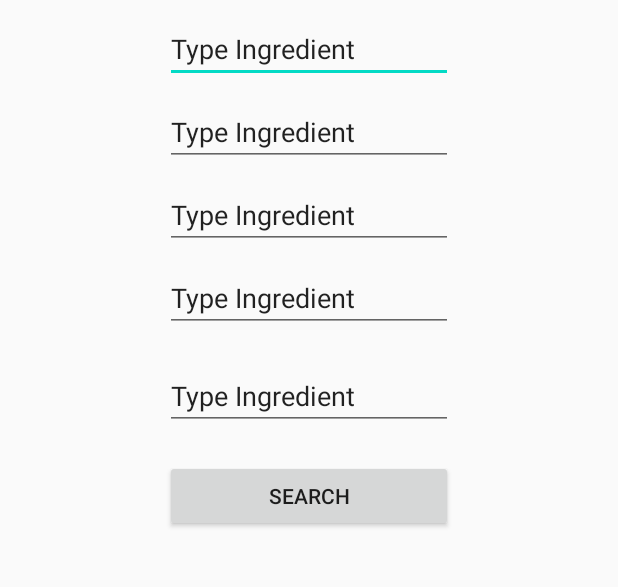
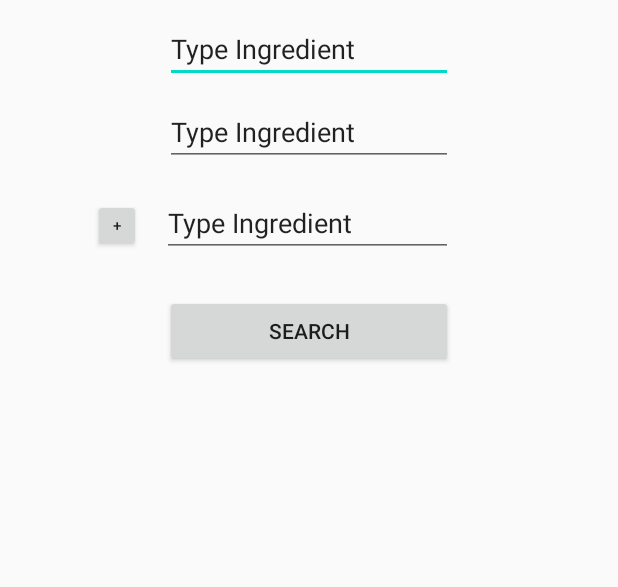
Before and after one commit to MaximKlameth/RecipeFinder, an Android app: the RecipeSearchActivity screen opened directly, with no data from a screen before it, on a phone screen of 412 x 824 dp, the part 360-947 px from its top. Run offline under Robolectric (Android 15) with nearby library versions, the phone set to English and light mode, and no system bars.

Commit message:
Add Ingredient Funktion eingefügt.

```diff
--- a/app/src/main/java/net/lehre_online/android/recipefinder1/RecipeSearchActivity.java
+++ b/app/src/main/java/net/lehre_online/android/recipefinder1/RecipeSearchActivity.java
@@ -3,10 +3,14 @@ package net.lehre_online.android.recipefinder1;
 import androidx.appcompat.app.AppCompatActivity;
 
 import android.content.Intent;
+import android.nfc.Tag;
 import android.os.Bundle;
+import android.text.Layout;
 import android.util.Log;
 import android.view.View;
 import android.widget.Button;
+import android.widget.EditText;
+import android.widget.LinearLayout;
 
 public class RecipeSearchActivity extends AppCompatActivity {
 
@@ -14,6 +18,8 @@ public class RecipeSearchActivity extends AppCompatActivity {
     static final String TAG         = "RecipeSearchActivity";
 
     private Button btnSearch;
+    private Button btnAddIngredient;
+    private Button btnAddIngredient2;
 
     @Override
     protected void onCreate(Bundle savedInstanceState) {
@@ -31,7 +37,27 @@ public class RecipeSearchActivity extends AppCompatActivity {
             }
         });
 
+        btnAddIngredient = findViewById(R.id.Button_AddIngredient);
+        btnAddIngredient.setOnClickListener(new View.OnClickListener() {
+            @Override
+            public void onClick(View v) {
+
+                onClickAddIngredient();
+            }
+        });
+
+        btnAddIngredient2 = findViewById(R.id.Button_AddIngredient2);
+        btnAddIngredient2.setOnClickListener(new View.OnClickListener() {
+            @Override
+            public void onClick(View v) {
+
+                onClickAddIngredient2();
+            }
+        });
+
         if(DBG)Log.d(TAG,MNAME +"entering...");
+
+
 
     }
 
@@ -45,4 +71,32 @@ public class RecipeSearchActivity extends AppCompatActivity {
 
         if( DBG ) Log.d( TAG, MNAME + "...exiting" );
     }
+
+    private void onClickAddIngredient() {
+
+        final String MNAME = "onClickAddIngredient";
+        if( DBG ) Log.v( TAG, MNAME + "entering..." );
+
+        Button button_AddIngredient = (Button) findViewById(R.id.Button_AddIngredient);
+        button_AddIngredient.setVisibility(View.INVISIBLE);
+
+        LinearLayout layout3_recipe_search = (LinearLayout) findViewById(R.id.layout3_recipe_search);
+        layout3_recipe_search.setVisibility(View.VISIBLE);
+
+        if( DBG ) Log.d( TAG, MNAME + "...exiting" );
+    }
+
+    private void onClickAddIngredient2() {
+
+        final String MNAME = "onClickAddIngredient2";
+        if( DBG ) Log.v( TAG, MNAME + "entering..." );
+
+        Button button_AddIngredient2 = (Button) findViewById(R.id.Button_AddIngredient2);
+        button_AddIngredient2.setVisibility(View.INVISIBLE);
+
+        EditText editText_SearchField5 = (EditText) findViewById(R.id.EditText_SearchField5);
+        editText_SearchField5.setVisibility(View.VISIBLE);
+
+        if( DBG ) Log.d( TAG, MNAME + "...exiting" );
+    }
 }
--- a/app/src/main/res/layout/activity_main.xml
+++ b/app/src/main/res/layout/activity_main.xml
@@ -1,5 +1,6 @@
 <?xml version="1.0" encoding="utf-8"?>
 <LinearLayout
+    android:id="@+id/layout_main"
     xmlns:android="http://schemas.android.com/apk/res/android"
     xmlns:app="http://schemas.android.com/apk/res-auto"
     xmlns:tools="http://schemas.android.com/tools"
--- a/app/src/main/res/layout/recipe_search.xml
+++ b/app/src/main/res/layout/recipe_search.xml
@@ -1,5 +1,6 @@
 <?xml version="1.0" encoding="utf-8"?>
 <LinearLayout
+    android:id="@+id/layout_recipe_search"
     xmlns:android="http://schemas.android.com/apk/res/android"
     android:layout_width="fill_parent"
     android:layout_height="fill_parent"
@@ -19,6 +20,7 @@
         android:text="@string/Text_WelcomeRecipeFinder" />
 
 
+
     <EditText
         android:id="@+id/EditText_SearchField1"
         android:layout_width="fill_parent"
@@ -33,37 +35,80 @@
         android:layout_width="fill_parent"
         android:layout_height="wrap_content"
         android:layout_marginTop="10dp"
+        android:layout_marginBottom="10dp"
         android:layout_marginLeft="60dp"
         android:layout_marginRight="60dp"
         android:text="@string/EditText_SearchField2"/>
+
+    <LinearLayout
+        android:id="@+id/layout2_recipe_search"
+        android:layout_width="match_parent"
+        android:layout_height="wrap_content"
+        android:layout_gravity="center"
+        android:orientation="horizontal">
+
+        <Button
+            android:id="@+id/Button_AddIngredient"
+            android:layout_width="32dp"
+            android:layout_height="35dp"
+            android:layout_marginLeft="12dp"
+            android:layout_marginTop="4dp"
+            android:text="@string/Button_AddIngredient"
+            android:textSize="10dp"/>
 
         <EditText
             android:id="@+id/EditText_SearchField3"
             android:layout_width="fill_parent"
             android:layout_height="wrap_content"
-        android:layout_marginTop="10dp"
-        android:layout_marginLeft="60dp"
+            android:layout_marginLeft="14dp"
+            android:layout_marginTop="5dp"
+            android:layout_marginBottom="5dp"
             android:layout_marginRight="60dp"
-        android:text="@string/EditText_SearchField3"/>
+            android:text="@string/EditText_SearchField3" />
+
+    </LinearLayout>
+
+    <LinearLayout
+        android:id="@+id/layout3_recipe_search"
+        android:layout_width="match_parent"
+        android:layout_height="wrap_content"
+        android:layout_gravity="center"
+        android:orientation="horizontal"
+        android:visibility="gone">
+
+        <Button
+            android:id="@+id/Button_AddIngredient2"
+            android:layout_width="32dp"
+            android:layout_height="35dp"
+            android:layout_marginLeft="12dp"
+            android:layout_marginTop="4dp"
+            android:text="@string/Button_AddIngredient"
+            android:textSize="10dp"/>
 
         <EditText
             android:id="@+id/EditText_SearchField4"
             android:layout_width="fill_parent"
             android:layout_height="wrap_content"
-        android:layout_marginTop="10dp"
-        android:layout_marginLeft="60dp"
+            android:layout_marginTop="5dp"
+            android:layout_marginBottom="5dp"
+            android:layout_marginLeft="14dp"
             android:layout_marginRight="60dp"
-        android:text="@string/EditText_SearchField4"/>
+            android:text="@string/EditText_SearchField4"
+            />
+
+    </LinearLayout>
 
 
         <EditText
             android:id="@+id/EditText_SearchField5"
             android:layout_width="fill_parent"
             android:layout_height="wrap_content"
-        android:layout_marginTop="20dp"
+            android:layout_marginTop="5dp"
             android:layout_marginLeft="60dp"
             android:layout_marginRight="60dp"
-        android:text="@string/EditText_SearchField5"/>
+            android:text="@string/EditText_SearchField5"
+            android:visibility="gone"/>
+
 
     <Button
         android:id="@+id/Button_Search"
--- a/app/src/main/res/values/strings.xml
+++ b/app/src/main/res/values/strings.xml
@@ -1,14 +1,20 @@
 <resources>
     <string name="app_name">RecipeFinder</string>
-    <string name="Text_WelcomeRecipeFinder">RecipeFinder</string>
+
     <string name="Image_LogoRecipeFinder">LogoRecipeFinder</string>
+
     <string name="Button_LetsCook">Lets Cook</string>
     <string name="Button_Search">Search</string>
+    <string name="Button_AddIngredient">+</string>
+
     <string name="EditText_SearchField1">Type Ingredient</string>
     <string name="EditText_SearchField2">Type Ingredient</string>
     <string name="EditText_SearchField3">Type Ingredient</string>
     <string name="EditText_SearchField4">Type Ingredient</string>
     <string name="EditText_SearchField5">Type Ingredient</string>
+
+    <string name="Text_WelcomeRecipeFinder">RecipeFinder</string>
     <string name="Text_Rezept1">Rezept1</string>
     <string name="Text_RecipeIngredients">Recipe</string>
+
 </resources>
```
Lines whose indentation alone changed are shown as unchanged.
